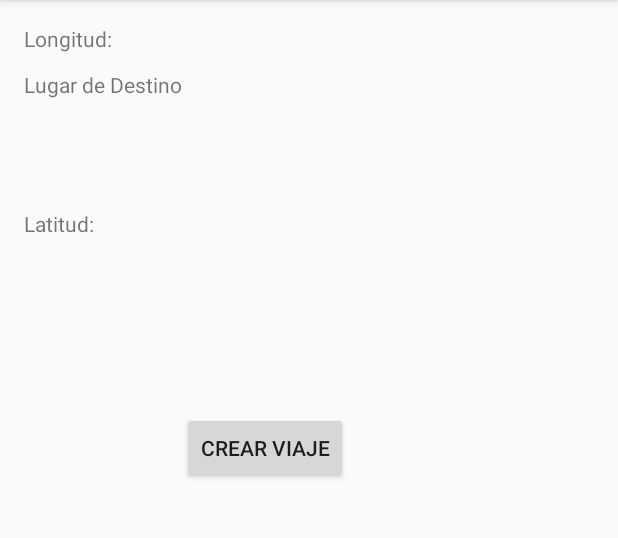
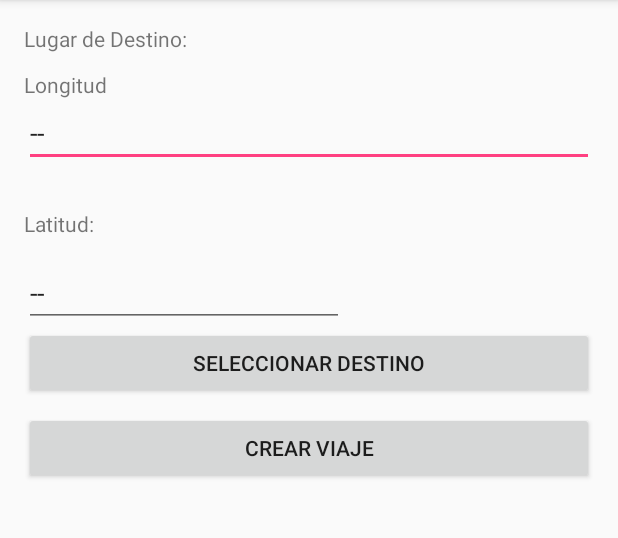
Before and after one commit to dianajim/aplicacion-Android-arqui, an Android app: the Viaje screen opened directly, with no data from a screen before it, on a phone screen of 412 x 824 dp, the part 84-622 px from its top. Run offline under Robolectric (Android 15) with nearby library versions, the phone set to English and light mode, and no system bars.

Commit message:
arreglos en mapa

```diff
--- a/RutasProyecto/app/src/main/AndroidManifest.xml
+++ b/RutasProyecto/app/src/main/AndroidManifest.xml
@@ -8,6 +8,8 @@
          location permissions for the 'MyLocation' functionality.
     -->
     <uses-permission android:name="android.permission.ACCESS_FINE_LOCATION" />
+    <uses-permission android:name="android.permission.INTERNET" />
+    <uses-permission android:name="android.permission.ACCESS_NETWORK_STATE" />
 
 
     <application
--- a/RutasProyecto/app/src/main/res/layout/activity_viaje.xml
+++ b/RutasProyecto/app/src/main/res/layout/activity_viaje.xml
@@ -11,10 +11,9 @@
     tools:context="com.example.tawi.rutasproyecto.Viaje">
 
     <TextView
-        android:text="Longitud:"
+        android:text="Lugar de Destino:"
         android:layout_width="wrap_content"
         android:layout_height="wrap_content"
-        android:layout_below="@+id/editText"
         android:layout_alignParentLeft="true"
         android:layout_alignParentStart="true"
         android:id="@+id/textView7" />
@@ -26,8 +25,10 @@
         android:id="@+id/button4"
         android:layout_marginTop="116dp"
         android:layout_below="@+id/textView2"
-        android:layout_toRightOf="@+id/textView"
-        android:layout_toEndOf="@+id/textView" />
+        android:layout_alignParentRight="true"
+        android:layout_alignParentEnd="true"
+        android:layout_alignParentLeft="true"
+        android:layout_alignParentStart="true" />
 
     <TextView
         android:text="Latitud:"
@@ -40,7 +41,7 @@
         android:layout_marginTop="73dp" />
 
     <TextView
-        android:text="Lugar de Destino"
+        android:text="Longitud"
         android:layout_width="wrap_content"
         android:layout_height="wrap_content"
         android:id="@+id/textView"
@@ -48,4 +49,40 @@
         android:layout_alignParentLeft="true"
         android:layout_alignParentStart="true"
         android:layout_marginTop="11dp" />
+
+    <EditText
+        android:layout_width="wrap_content"
+        android:layout_height="wrap_content"
+        android:inputType="textPersonName"
+        android:text="--"
+        android:ems="10"
+        android:layout_below="@+id/textView"
+        android:layout_alignParentLeft="true"
+        android:layout_alignParentStart="true"
+        android:id="@+id/editText2"
+        android:layout_alignParentRight="true"
+        android:layout_alignParentEnd="true" />
+
+    <EditText
+        android:layout_width="wrap_content"
+        android:layout_height="wrap_content"
+        android:inputType="textPersonName"
+        android:text="--"
+        android:ems="10"
+        android:layout_below="@+id/textView2"
+        android:layout_alignParentLeft="true"
+        android:layout_alignParentStart="true"
+        android:layout_marginTop="14dp"
+        android:id="@+id/editText3" />
+
+    <Button
+        android:layout_width="wrap_content"
+        android:layout_height="wrap_content"
+        android:id="@+id/bseleccion"
+        android:text="Seleccionar Destino"
+        android:layout_below="@+id/editText3"
+        android:layout_alignParentLeft="true"
+        android:layout_alignParentStart="true"
+        android:layout_alignParentRight="true"
+        android:layout_alignParentEnd="true" />
 </RelativeLayout>
```
Also changed, not shown: RutasProyecto/app/src/main/java/com/example/tawi/rutasproyecto/MapsActivity.java (+35 -7 lines), RutasProyecto/app/src/main/res/layout/activity_main.xml (+24 -19 lines).
